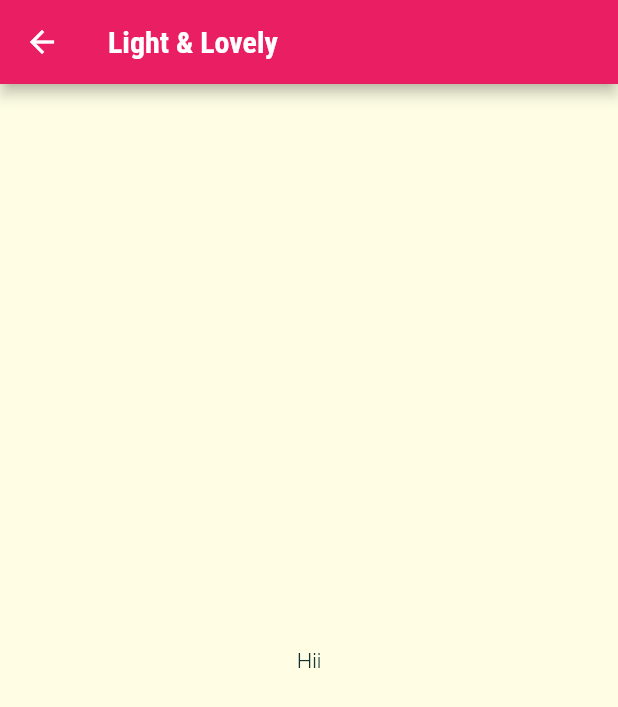
After one commit to YogeshRajgure/Meals-App, a Flutter app: the screen it shows after launch, after a tap on "Light & Lovely", on a phone screen of 412 x 824 dp. The commit adds this screen. Shown: the top 707 px of the screen. Run offline on Flutter 3.47's test engine with Material 2 defaults, Android fonts, the phone set to English and light mode, and no system bars.

Commit message:
used different approach for passing arg & navigate

```diff
--- a/lib/categories_screen.dart
+++ b/lib/categories_screen.dart
@@ -23,6 +23,7 @@
         padding: const EdgeInsets.all(10),
         children: DUMMY_CATEGORIES
             .map((catData) => CategoryItem(
+                  catData.id,
                   catData.title,
                   catData.color,
                 ))
--- a/lib/category_item.dart
+++ b/lib/category_item.dart
@@ -1,17 +1,30 @@
 import 'package:flutter/material.dart';
+import 'package:flutter_project_3_meals_app/category_meals_screen.dart';
 
 class CategoryItem extends StatelessWidget {
+  final String id;
   final String title;
   final Color color;
 
   const CategoryItem(
+    this.id,
     this.title,
     this.color,
   );
 
+  void selectCategory(BuildContext ctx) {
+    Navigator.of(ctx)
+        .pushNamed('/category-meals', arguments: {'id': id, 'title': title});
+  }
+
   @override
   Widget build(BuildContext context) {
-    return Container(
+    return InkWell(
+      // inkwell is a GestureDetector which also fire a ripple effect
+      onTap: () => selectCategory(context),
+      splashColor: Theme.of(context).primaryColor,
+      borderRadius: BorderRadius.circular(15),
+      child: Container(
         padding: const EdgeInsets.all(15),
         decoration: BoxDecoration(
           gradient: LinearGradient(
@@ -28,6 +41,7 @@
           title,
           style: Theme.of(context).textTheme.titleLarge,
         ),
+      ),
     );
   }
 }
--- /dev/null
+++ b/lib/category_meals_screen.dart
@@ -0,0 +1,29 @@
+import 'package:flutter/foundation.dart';
+import 'package:flutter/material.dart';
+
+class CategoryMealsScreen extends StatelessWidget {
+  // final String categoryId;
+  // final String categoryTitle;
+
+  // const CategoryMealsScreen(
+  //   this.categoryId,
+  //   this.categoryTitle,
+  // );
+
+  @override
+  Widget build(BuildContext context) {
+    final routeArgs =
+        ModalRoute.of(context)!.settings.arguments as Map<String, String>;
+
+    final categoryTitle = routeArgs['title'];
+    final CategoryId = routeArgs['id'];
+    return Scaffold(
+      appBar: AppBar(
+        title: Text(categoryTitle!),
+      ),
+      body: const Center(
+        child: Text('Hii'),
+      ),
+    );
+  }
+}
--- a/lib/main.dart
+++ b/lib/main.dart
@@ -1,6 +1,7 @@
 import 'package:flutter/material.dart';
 
 import 'categories_screen.dart';
+import 'category_meals_screen.dart';
 
 void main() {
   runApp(const MyApp());
@@ -34,6 +35,9 @@
             ),
       ),
       home: const CategoriesScreen(), //const MyHomePage(title: 'Deli Meals'),
+      routes: {
+        '/category-meals': (ctx) => CategoryMealsScreen(),
+      },
     );
   }
 }
```
Lines whose indentation alone changed are shown as unchanged.
